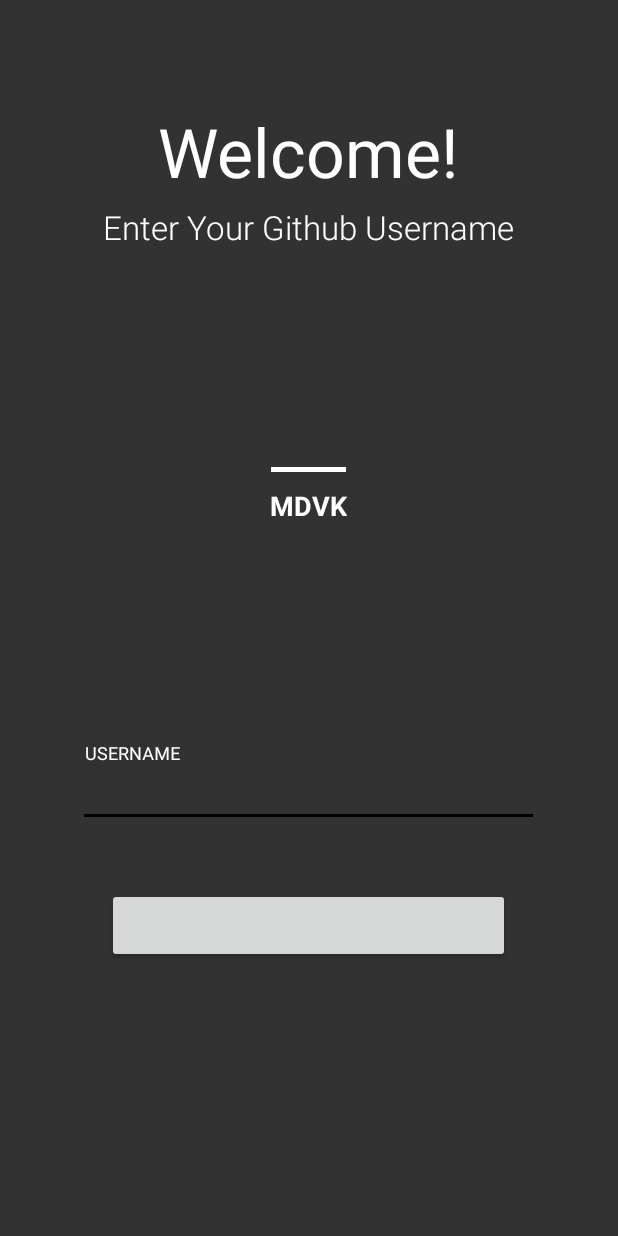
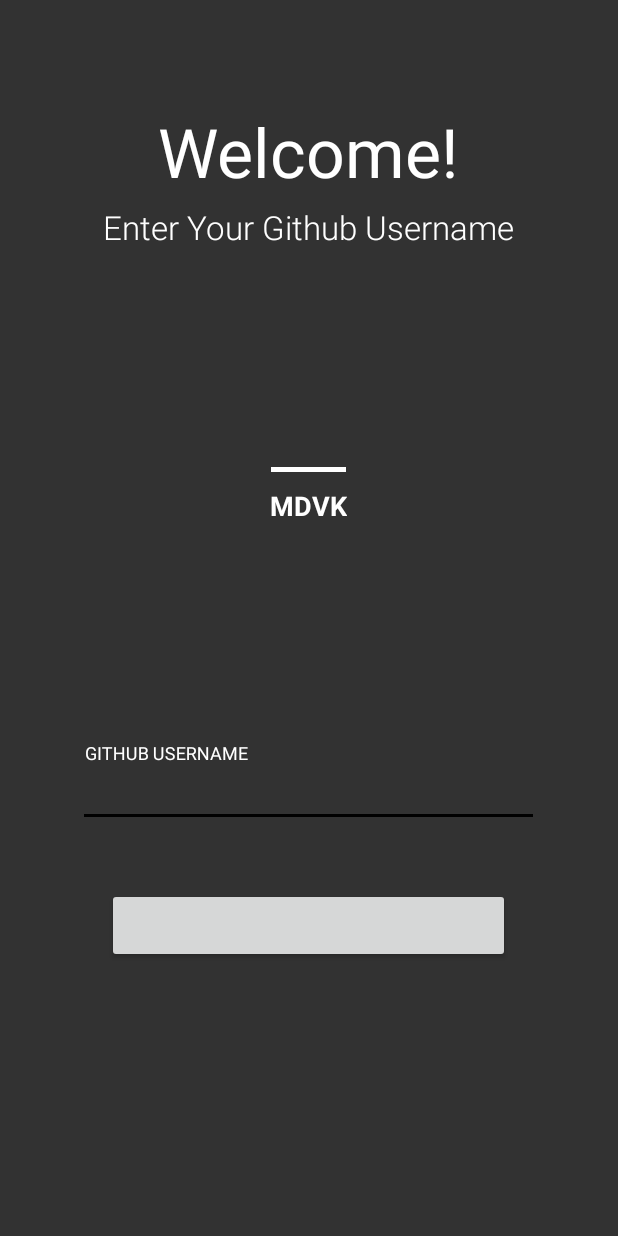
Before and after one commit to dikiafriadi/MVVM-Architecture-Starter, an Android app: the screen it shows after launch (LoginActivity), on a phone screen of 412 x 824 dp. Run offline under Robolectric (Android 15) with nearby library versions, the phone set to English and light mode, and no system bars; our stand-ins replace data binding; plain views replace FancyButton.

Commit message:
Implement -> Splash Screens the Right Way : https://www.bignerdranch.com/blog/splash-screens-the-right-way/

```diff
--- /dev/null
+++ b/app/src/main/java/com/aditp/mdvkarch/MDVK.java
@@ -0,0 +1,68 @@
+package com.aditp.mdvkarch;
+
+import android.content.Intent;
+import android.os.Bundle;
+
+import androidx.appcompat.app.AppCompatActivity;
+
+import com.aditp.mdvkarch.core.SharedPref;
+import com.aditp.mdvkarch.helper.MDVKHelper;
+import com.aditp.mdvkarch.helper.MDVKHelper.ActionDialogListener;
+import com.aditp.mdvkarch.ui.login.LoginActivity;
+import com.aditp.mdvkarch.ui.main.MainActivity;
+
+import static com.aditp.mdvkarch.core.CONSTANT.KEY_USERNAME;
+import static com.aditp.mdvkarch.helper.MDVKHelper.DIALOG_TOOLS.showCustomDialog;
+import static com.aditp.mdvkarch.helper.MDVKHelper.NETWORK_TOOLS.isOnline;
+
+public class MDVK extends AppCompatActivity {
+
+    // ------------------------------------------------------------------------
+    // Splash Screens the Right Way :
+    // https://www.bignerdranch.com/blog/splash-screens-the-right-way/
+    // ------------------------------------------------------------------------
+    protected void startApp(Class<?> cls) {
+        startActivity(new Intent(MDVK.this, cls));
+        overridePendingTransition(R.anim.fade_in,R.anim.fade_out);
+        finish();
+    }
+
+    @Override
+    protected void onCreate(Bundle savedInstanceState) {
+        super.onCreate(savedInstanceState);
+        MDVKHelper.WINDOW_TOOLS.setActivityToFullScreen(this);
+
+        // check device is online ? -> coz online require
+        if (isOnline(this)) {
+
+            // check user login session
+            String token = SharedPref.getInstance().getString(KEY_USERNAME, "");
+            if (token.isEmpty()) {
+                startApp(LoginActivity.class);
+            } else {
+                startApp(MainActivity.class);
+            }
+
+        } else {
+            showCustomDialog(
+                    this,
+                    getResources().getString(R.string.msg_no_connection_title),
+                    getResources().getString(R.string.msg_no_connection),
+                    R.drawable.flag_question,
+                    new ActionDialogListener() {
+                        @Override
+                        public void executeNo() {
+                            // ignored
+                        }
+
+                        @Override
+                        public void executeYes() {
+                            finish();
+                        }
+                    });
+        }
+
+    }
+
+
+}
--- a/app/src/main/java/com/aditp/mdvkarch/core/MyActivity.java
+++ b/app/src/main/java/com/aditp/mdvkarch/core/MyActivity.java
@@ -9,7 +9,7 @@ import androidx.appcompat.app.AppCompatActivity;
 import androidx.appcompat.widget.Toolbar;
 
 import com.aditp.mdvkarch.R;
-import com.aditp.mdvkarch.helper.MDVK;
+import com.aditp.mdvkarch.helper.MDVKHelper;
 
 import java.util.Objects;
 
@@ -25,8 +25,8 @@ public abstract class MyActivity extends AppCompatActivity implements BaseView {
     protected void onCreate(@Nullable Bundle savedInstanceState) {
         super.onCreate(savedInstanceState);
         // change SystemBar UI
-        MDVK.WINDOW_TOOLS.setSystemBarColor(this, R.color.mdvk_white);
-        MDVK.WINDOW_TOOLS.setSystemBarLight(this);
+        MDVKHelper.WINDOW_TOOLS.setSystemBarColor(this, R.color.mdvk_white);
+        MDVKHelper.WINDOW_TOOLS.setSystemBarLight(this);
     }
 
     protected void initToolbar(String title) {
--- a/app/src/main/java/com/aditp/mdvkarch/data/remote/RetrofitClient.java
+++ b/app/src/main/java/com/aditp/mdvkarch/data/remote/RetrofitClient.java
@@ -4,7 +4,7 @@ package com.aditp.mdvkarch.data.remote;
 import retrofit2.Retrofit;
 import retrofit2.converter.gson.GsonConverterFactory;
 
-import static com.aditp.mdvkarch.helper.MDVK.MY_UNSAFE_OKHTTP_CLIENT;
+import static com.aditp.mdvkarch.helper.MDVKHelper.MY_UNSAFE_OKHTTP_CLIENT;
 
 
 public class RetrofitClient {
--- a/app/src/main/java/com/aditp/mdvkarch/helper/MDVK.java
+++ b/app/src/main/java/com/aditp/mdvkarch/helper/MDVKHelper.java
@@ -89,8 +89,8 @@ import okhttp3.TlsVersion;
 
 
 @SuppressWarnings({"WeakerAccess", "unused", "deprecation"})
-public class MDVK {
-    private static final String TAG = "MDVK";
+public class MDVKHelper {
+    private static final String TAG = "MDVKHelper";
     private static final Pattern IP_ADDRESS = Pattern.compile(
             "((25[0-5]|2[0-4][0-9]|[0-1][0-9]{2}|[1-9][0-9]|[1-9])\\.(25[0-5]|2[0-4]"
                     + "[0-9]|[0-1][0-9]{2}|[1-9][0-9]|[1-9]|0)\\.(25[0-5]|2[0-4][0-9]|[0-1]"
--- a/app/src/main/java/com/aditp/mdvkarch/helper/PermissionHelper.java
+++ b/app/src/main/java/com/aditp/mdvkarch/helper/PermissionHelper.java
@@ -90,9 +90,9 @@ public class PermissionHelper {
     }
 
     private static void showMessageWarning(Context context, String msg) {
-        MDVK.DIALOG_TOOLS.showCustomDialog(context,
+        MDVKHelper.DIALOG_TOOLS.showCustomDialog(context,
                 "Permissions required!", msg,
-                new MDVK.ActionDialogListener() {
+                new MDVKHelper.ActionDialogListener() {
                     @Override
                     public void executeNo() {
 
--- a/app/src/main/java/com/aditp/mdvkarch/ui/login/LoginActivity.java
+++ b/app/src/main/java/com/aditp/mdvkarch/ui/login/LoginActivity.java
@@ -12,7 +12,7 @@ import androidx.databinding.DataBindingUtil;
 import com.aditp.mdvkarch.R;
 import com.aditp.mdvkarch.core.BaseView;
 import com.aditp.mdvkarch.databinding.ActivityLoginBinding;
-import com.aditp.mdvkarch.helper.MDVK;
+import com.aditp.mdvkarch.helper.MDVKHelper;
 import com.aditp.mdvkarch.ui.main.MainActivity;
 
 import java.util.Objects;
@@ -25,7 +25,7 @@ public class LoginActivity extends AppCompatActivity implements BaseView {
     @Override
     protected void onCreate(Bundle savedInstanceState) {
         super.onCreate(savedInstanceState);
-        MDVK.WINDOW_TOOLS.setActivityToFullScreen(this);
+        MDVKHelper.WINDOW_TOOLS.setActivityToFullScreen(this);
         binding = DataBindingUtil.setContentView(this, LAYOUT);
         loginBL = new LoginBL(this, binding);
         onActionComponent();
@@ -48,7 +48,7 @@ public class LoginActivity extends AppCompatActivity implements BaseView {
         });
 
         loginBL.setOnLoginSuccess(() -> {
-            Dialog dialog = MDVK.DIALOG_TOOLS.showProgressDialog(this);
+            Dialog dialog = MDVKHelper.DIALOG_TOOLS.showProgressDialog(this);
             dialog.show();
             Handler handler = new Handler();
             handler.postDelayed(() -> {
--- a/app/src/main/java/com/aditp/mdvkarch/ui/main/MainAdapter.java
+++ b/app/src/main/java/com/aditp/mdvkarch/ui/main/MainAdapter.java
@@ -12,7 +12,7 @@ import androidx.recyclerview.widget.RecyclerView;
 import com.aditp.mdvkarch.R;
 import com.aditp.mdvkarch.data.remote.api_response.ResponseArray;
 import com.aditp.mdvkarch.databinding.ItemRepoBinding;
-import com.aditp.mdvkarch.helper.MDVK;
+import com.aditp.mdvkarch.helper.MDVKHelper;
 import com.amulyakhare.textdrawable.TextDrawable;
 import com.amulyakhare.textdrawable.util.ColorGenerator;
 
@@ -65,12 +65,12 @@ public class MainAdapter extends RecyclerView.Adapter<MainAdapter.onSetUpBinding
 
 
         holder.binding.lytParent.setOnClickListener(view1 -> {
-            MDVK.DIALOG_TOOLS.showCustomDialog(context,
+            MDVKHelper.DIALOG_TOOLS.showCustomDialog(context,
                     String.valueOf(items.getFullName()),
                     "Language : " + items.getLanguage() + "\n" +
                             "Star : " + items.getStargazersCount(),
                     R.drawable.flag_question,
-                    new MDVK.ActionDialogListener() {
+                    new MDVKHelper.ActionDialogListener() {
                         @Override
                         public void executeNo() {
 
--- a/app/src/main/java/com/aditp/mdvkarch/ui/main/MainBL.java
+++ b/app/src/main/java/com/aditp/mdvkarch/ui/main/MainBL.java
@@ -12,7 +12,7 @@ import com.aditp.mdvkarch.data.remote.RetrofitClient;
 import com.aditp.mdvkarch.data.remote.api_response.ResponseArray;
 import com.aditp.mdvkarch.data.remote.api_response.ResponseObject;
 import com.aditp.mdvkarch.databinding.ActivityMainBinding;
-import com.aditp.mdvkarch.helper.MDVK;
+import com.aditp.mdvkarch.helper.MDVKHelper;
 import com.aditp.mdvkarch.helper.PicassoHelper;
 
 import java.util.List;
@@ -40,7 +40,7 @@ public class MainBL {
     }
 
     public void getDataUsers(String username) {
-        Dialog dialog = MDVK.DIALOG_TOOLS.showProgressDialog(context, "Load Data User ..");
+        Dialog dialog = MDVKHelper.DIALOG_TOOLS.showProgressDialog(context, "Load Data User ..");
         dialog.show();
         dialog.setCancelable(false);
         Endpoint endpoint = RetrofitClient.getClient().create(Endpoint.class);
@@ -68,7 +68,7 @@ public class MainBL {
     }
 
     public void getDataUserRepos(String username) {
-        Dialog dialog = MDVK.DIALOG_TOOLS.showProgressDialog(context, "Load Repo User ..");
+        Dialog dialog = MDVKHelper.DIALOG_TOOLS.showProgressDialog(context, "Load Repo User ..");
         dialog.show();
         dialog.setCancelable(false);
         Endpoint endpoint = RetrofitClient.getClient().create(Endpoint.class);
--- a/app/src/main/java/com/aditp/mdvkarch/ui/splash/SplashActivity.java
+++ /dev/null
@@ -1,85 +0,0 @@
-package com.aditp.mdvkarch.ui.splash;
-
-import android.content.Intent;
-import android.os.Bundle;
-import android.os.Handler;
-
-import androidx.appcompat.app.AppCompatActivity;
-import androidx.databinding.DataBindingUtil;
-
-import com.aditp.mdvkarch.R;
-import com.aditp.mdvkarch.core.BaseView;
-import com.aditp.mdvkarch.core.SharedPref;
-import com.aditp.mdvkarch.databinding.ActivitySplashBinding;
-import com.aditp.mdvkarch.helper.MDVK;
-import com.aditp.mdvkarch.ui.login.LoginActivity;
-import com.aditp.mdvkarch.ui.main.MainActivity;
-import com.aditp.mdvkarch.utils.ViewAnimation;
-import com.amulyakhare.textdrawable.TextDrawable;
-import com.amulyakhare.textdrawable.util.ColorGenerator;
-
-import static com.aditp.mdvkarch.core.CONSTANT.IS_DEV_MODE;
-import static com.aditp.mdvkarch.core.CONSTANT.KEY_USERNAME;
-
-public class SplashActivity extends AppCompatActivity implements BaseView {
-    ActivitySplashBinding binding;
-    int LAYOUT = R.layout.activity_splash;
-
-    @Override
-    protected void onCreate(Bundle savedInstanceState) {
-        super.onCreate(savedInstanceState);
-        MDVK.WINDOW_TOOLS.setActivityToFullScreen(this);
-
-        binding = DataBindingUtil.setContentView(this, LAYOUT);
-        ColorGenerator generator = ColorGenerator.MATERIAL;
-        int color = generator.getRandomColor();
-        TextDrawable textDrawable = TextDrawable.builder().buildRect("", color);
-        binding.icon.setImageDrawable(textDrawable);
-
-        onActionComponent();
-        ViewAnimation.showIn(binding.icon, 2000);
-    }
-
-    @Override
-    public void onActionComponent() {
-        if (IS_DEV_MODE) {
-            // .: DEV MODE :.
-            String token = SharedPref.getInstance().getString(KEY_USERNAME, "");
-            if (token.isEmpty()) {
-                runApps(500, LoginActivity.class);
-            } else {
-                runApps(700, MainActivity.class);
-            }
-        } else {
-            // .: PRODUCTION :.
-            if (MDVK.NETWORK_TOOLS.isOnline(this)) {
-                runApps(600, LoginActivity.class);
-            } else {
-                MDVK.DIALOG_TOOLS.showCustomDialog(this,
-                        getString(R.string.msg_no_connection_title),
-                        getString(R.string.msg_no_connection),
-                        R.drawable.flag_question, new MDVK.ActionDialogListener() {
-                            @Override
-                            public void executeNo() {
-                                // ignore
-                            }
-
-                            @Override
-                            public void executeYes() {
-                                finish();
-                            }
-                        });
-            }
-        }
-    }
-
-    private void runApps(int milSecond, Class<?> cls) {
-        Handler handler = new Handler();
-        handler.postDelayed(() -> {
-            startActivity(new Intent(SplashActivity.this, cls));
-            overridePendingTransition(R.anim.fade_in, R.anim.fade_out);
-            finish();
-        }, milSecond);
-    }
-
-}
--- /dev/null
+++ b/app/src/main/res/drawable/splash_screen.xml
@@ -0,0 +1,13 @@
+<?xml version="1.0" encoding="utf-8"?>
+<layer-list xmlns:android="http://schemas.android.com/apk/res/android">
+
+    <item
+        android:drawable="@color/mdvk_main"/>
+
+    <item>
+        <bitmap
+            android:gravity="center"
+            android:src="@mipmap/ic_launcher"/>
+    </item>
+
+</layer-list>
--- a/app/src/main/res/layout/activity_login.xml
+++ b/app/src/main/res/layout/activity_login.xml
@@ -82,7 +82,7 @@
                     android:layout_height="wrap_content"
                     android:layout_marginLeft="-4dp"
                     android:layout_marginRight="-4dp"
-                    android:hint="USERNAME"
+                    android:hint="GITHUB USERNAME"
                     android:inputType="text"
                     android:maxLength="50"
                     android:maxLines="1"
--- a/app/src/main/res/values/colors.xml
+++ b/app/src/main/res/values/colors.xml
@@ -8,8 +8,8 @@
     <color name="colorAccentLight">#ddd</color>
 
     <!-- APP THEME -->
-    <color name="mdvk_main">#C64271</color>
-    <color name="mdvk_second">#80C64271</color>
+    <color name="mdvk_main">#2C3E50</color>
+    <color name="mdvk_second">#802C3E50</color>
     <color name="mdvk_white">#fff</color>
     <color name="mdvk_black">#000</color>
 
--- a/app/src/main/res/values/styles.xml
+++ b/app/src/main/res/values/styles.xml
@@ -9,6 +9,10 @@
         <item name="windowActionModeOverlay">true</item>
         <item name="android:actionModeBackground">@color/blue_grey_600</item>
         <item name="android:dialogTheme">@style/Dialog.Theme</item>
+    </style>
+
+    <style name="SplashTheme" parent="Theme.AppCompat.NoActionBar">
+        <item name="android:windowBackground">@drawable/splash_screen</item>
     </style>
 
     <style name="AddActionBar" parent="Theme.AppCompat.Light.DarkActionBar">
```
Also changed, not shown: app/src/main/AndroidManifest.xml (+4 -3 lines), app/src/main/java/com/aditp/mdvkarch/ui/main/MainActivity.java (+4 -4 lines), app/src/main/res/drawable/ic_launcher_background.xml (deleted, +0 -170 lines), app/src/main/res/layout/activity_splash.xml (deleted, +0 -34 lines), app/src/main/res/mipmap/ic_launcher.png, app/src/main/res/mipmap/ic_launcher_round.png (deleted), 1 other file.
